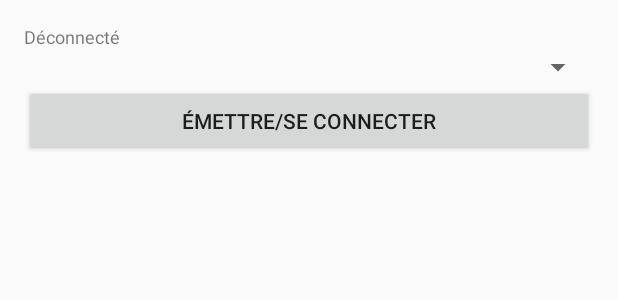
After one commit to Azenberg94/bubble-talk, an Android app: the layout activity_nearby.xml on its own in the app's theme, with its tools: preview values and no code run, on a phone screen of 412 x 824 dp. The commit adds this screen. Shown: the top 300 px of the screen. Run offline under Robolectric (Android 15) with nearby library versions, the phone set to English and light mode, and no system bars.

Commit message:
Nearby (première implémentation)

```diff
--- a/Bubbletalk/app/src/main/java/com/groupe6al2/bubbletalk/Widget/NearbyOnOff.java
+++ b/Bubbletalk/app/src/main/java/com/groupe6al2/bubbletalk/Widget/NearbyOnOff.java
@@ -8,7 +8,7 @@ import android.content.Intent;
 import android.util.Log;
 import android.widget.RemoteViews;
 import com.groupe6al2.bubbletalk.R;
-import com.groupe6al2.bubbletalk.Activity.LoginActivity;
+import com.groupe6al2.bubbletalk.Activity.NearbyActivity;
 
 import android.app.Activity;
 import android.app.PendingIntent;
@@ -61,7 +61,7 @@ public class NearbyOnOff extends AppWidgetProvider {
                 views.setImageViewResource(R.id.onoffButton, R.drawable.on);
                 AppWidgetManager appWidgetManager = AppWidgetManager.getInstance(context);
                 appWidgetManager.updateAppWidget(appWidgetId, views);
-                Intent intentStartApp = new Intent(context.getApplicationContext(), LoginActivity.class);
+                Intent intentStartApp = new Intent(context.getApplicationContext(), NearbyActivity.class);
                 intentStartApp.addFlags(Intent.FLAG_ACTIVITY_CLEAR_TOP | Intent.FLAG_ACTIVITY_NEW_TASK);
                 context.startActivity(intentStartApp);
             }else {
--- /dev/null
+++ b/Bubbletalk/app/src/main/res/layout/activity_nearby.xml
@@ -0,0 +1,70 @@
+<RelativeLayout xmlns:android="http://schemas.android.com/apk/res/android"
+    xmlns:tools="http://schemas.android.com/tools" android:layout_width="match_parent"
+    android:layout_height="match_parent"
+    android:paddingLeft="@dimen/activity_horizontal_margin"
+    android:paddingRight="@dimen/activity_horizontal_margin"
+    android:paddingTop="@dimen/activity_vertical_margin"
+    android:paddingBottom="@dimen/activity_vertical_margin"
+    tools:context=".Activity.NearbyActivity">
+
+    <TextView
+        android:id="@+id/text_status"
+        android:layout_width="wrap_content"
+        android:layout_height="wrap_content"
+        android:textSize="12sp"
+        android:text="Déconnecté" />
+
+    <Spinner
+        android:id="@+id/spinner_type"
+        android:layout_width="match_parent"
+        android:layout_height="wrap_content"
+        android:layout_below="@+id/text_status"/>
+
+    <Button
+        android:id="@+id/button_connection"
+        android:layout_width="match_parent"
+        android:layout_height="wrap_content"
+        android:layout_below="@+id/spinner_type"
+        android:text="Émettre/Se connecter"/>
+
+    <ListView
+        android:id="@+id/list"
+        android:layout_width="match_parent"
+        android:layout_height="wrap_content"
+        android:stackFromBottom="true"
+        android:layout_below="@+id/button_connection"
+        android:layout_above="@+id/send_text_container"/>
+
+    <LinearLayout
+        android:id="@+id/send_text_container"
+        android:layout_width="match_parent"
+        android:layout_height="wrap_content"
+        android:layout_alignParentBottom="true"
+        android:orientation="horizontal"
+        android:visibility="gone">
+
+        <android.support.design.widget.TextInputLayout
+            android:layout_width="0dp"
+            android:layout_height="wrap_content"
+            android:layout_weight="3">
+
+            <EditText
+                android:id="@+id/edit_text_send"
+                android:layout_width="match_parent"
+                android:layout_height="wrap_content"
+                android:hint="Envoyer un message" />
+
+        </android.support.design.widget.TextInputLayout>
+
+        <Button
+            android:id="@+id/button_send"
+            android:layout_width="0dp"
+            android:layout_height="wrap_content"
+            android:layout_weight="1"
+            android:text="Envoyer" />
+
+    </LinearLayout>
+
+
+
+</RelativeLayout>
--- a/Bubbletalk/app/src/main/res/values/strings.xml
+++ b/Bubbletalk/app/src/main/res/values/strings.xml
@@ -44,5 +44,11 @@
     <string name="appwidget_text">EXAMPLE</string>
     <string name="add_widget">Add widget</string>
 
+    <string name="service_id">BubbleTalk_Nearbyservice</string>
+    <string name="hello_world">Hello world!</string>
+
+    <string name="connection_type_host">Host</string>
+    <string name="connection_type_client">Client</string>
+
 
 </resources>
```
Also changed, not shown: Bubbletalk/app/src/main/AndroidManifest.xml (+9 -0 lines), Bubbletalk/app/src/main/java/com/groupe6al2/bubbletalk/Activity/NearbyActivity.java (added, +322 -0 lines), Bubbletalk/app/src/main/res/menu/nearby_menu.xml (added, +7 -0 lines), Bubbletalk/app/src/main/res/values/string-arrays.xml (added, +7 -0 lines).
